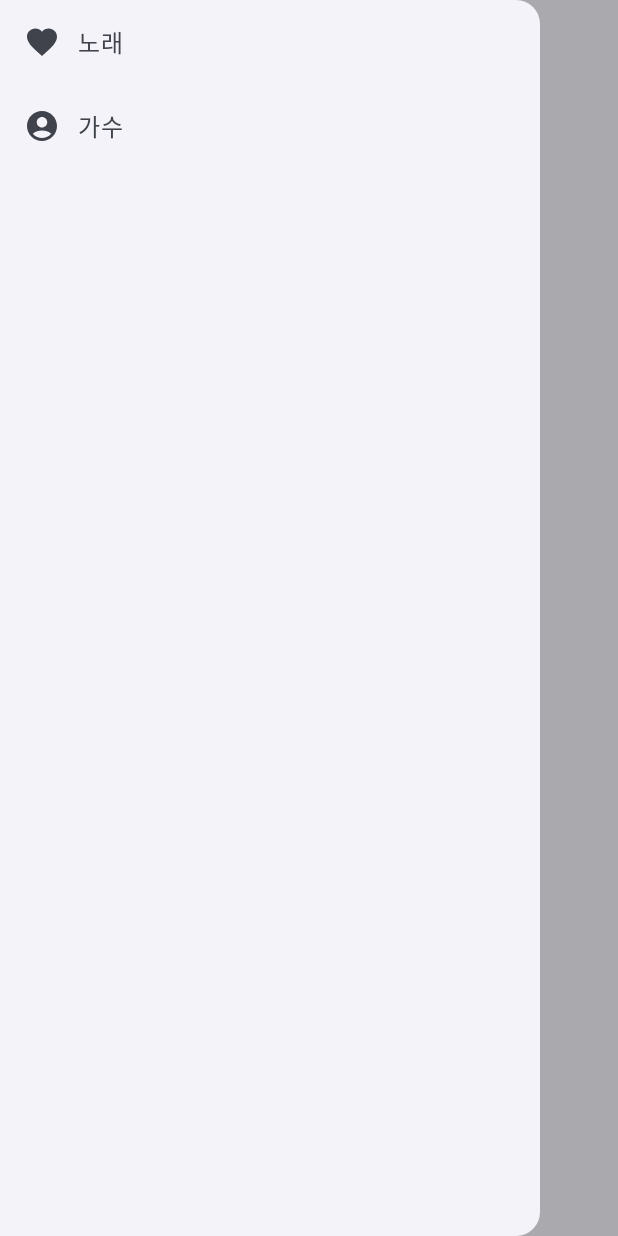
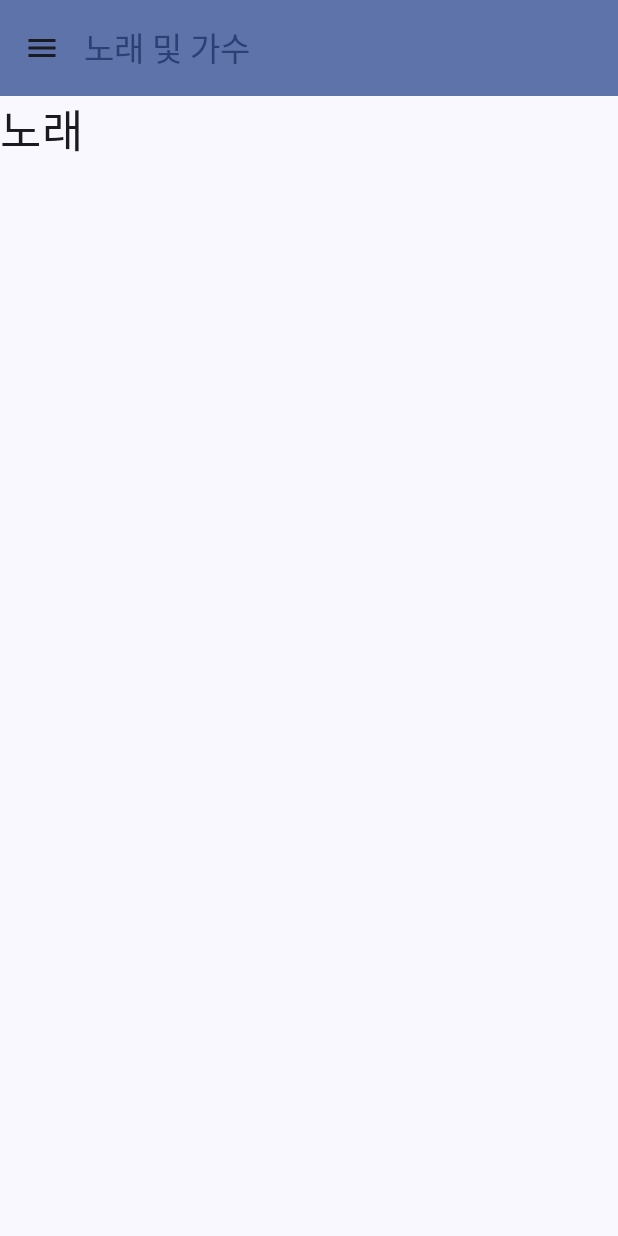
Before and after one commit to devbwoh/Jet13Drawer, an Android app built with Jetpack Compose: the screen it shows after launch (MainActivity), on a phone screen of 412 x 824 dp. Run offline under Robolectric (Android 15) with nearby library versions, the phone set to English and light mode, and no system bars.

Commit message:
🦕 TopBar

```diff
--- a/app/build.gradle.kts
+++ b/app/build.gradle.kts
@@ -59,6 +59,7 @@ dependencies {
     implementation("androidx.compose.ui:ui-graphics")
     implementation("androidx.compose.ui:ui-tooling-preview")
     implementation("androidx.compose.material3:material3")
+    implementation("androidx.navigation:navigation-compose:2.7.6")
     testImplementation("junit:junit:4.13.2")
     androidTestImplementation("androidx.test.ext:junit:1.1.5")
     androidTestImplementation("androidx.test.espresso:espresso-core:3.5.1")
--- a/app/src/main/java/kr/ac/kumoh/ce/prof01/jet13drawer/MainActivity.kt
+++ b/app/src/main/java/kr/ac/kumoh/ce/prof01/jet13drawer/MainActivity.kt
@@ -4,23 +4,34 @@ import android.os.Bundle
 import androidx.activity.ComponentActivity
 import androidx.activity.compose.setContent
 import androidx.compose.foundation.layout.fillMaxSize
+import androidx.compose.foundation.layout.padding
 import androidx.compose.material.icons.Icons
 import androidx.compose.material.icons.filled.AccountCircle
 import androidx.compose.material.icons.filled.Favorite
+import androidx.compose.material.icons.filled.Menu
 import androidx.compose.material3.DrawerState
 import androidx.compose.material3.DrawerValue
+import androidx.compose.material3.ExperimentalMaterial3Api
 import androidx.compose.material3.Icon
+import androidx.compose.material3.IconButton
 import androidx.compose.material3.MaterialTheme
 import androidx.compose.material3.ModalDrawerSheet
 import androidx.compose.material3.ModalNavigationDrawer
 import androidx.compose.material3.NavigationDrawerItem
+import androidx.compose.material3.Scaffold
 import androidx.compose.material3.Surface
 import androidx.compose.material3.Text
+import androidx.compose.material3.TopAppBar
+import androidx.compose.material3.TopAppBarDefaults
 import androidx.compose.material3.rememberDrawerState
 import androidx.compose.runtime.Composable
 import androidx.compose.runtime.rememberCoroutineScope
 import androidx.compose.ui.Modifier
 import androidx.compose.ui.tooling.preview.Preview
+import androidx.compose.ui.unit.sp
+import androidx.navigation.compose.NavHost
+import androidx.navigation.compose.composable
+import androidx.navigation.compose.rememberNavController
 import kotlinx.coroutines.launch
 import kr.ac.kumoh.ce.prof01.jet13drawer.ui.theme.Jet13DrawerTheme
 
@@ -48,24 +59,54 @@ fun MainScreen() {
 @Composable
 fun MainDrawer() {
     val drawerState = rememberDrawerState(
-        //initialValue = DrawerValue.Closed
-        initialValue = DrawerValue.Open
+        initialValue = DrawerValue.Closed
+        //initialValue = DrawerValue.Open
     )
+
+    val navController = rememberNavController()
 
     ModalNavigationDrawer(
         drawerState = drawerState,
         drawerContent = {
-            MainDrawerSheet(drawerState)
+            MainDrawerSheet(drawerState) {
+                navController.navigate(it)
+            }
         },
         gesturesEnabled = true,
     ) {
-
+        Scaffold(
+            topBar = {
+                MainTopBar("노래 및 가수", drawerState)
+            },
+        ) {
+            NavHost(
+                navController = navController,
+                startDestination = "노래",
+                modifier = Modifier.padding(it).fillMaxSize()
+            ) {
+                composable("노래") {
+                    SongScreen()
+                }
+                composable("가수") {
+                    SingerScreen()
+                }
+            }
+        }
     }
 }
 
 @Composable
-fun MainDrawerSheet(drawerState: DrawerState) {
+fun MainDrawerSheet(
+    drawerState: DrawerState,
+    onNavigate: (String) -> Unit
+) {
     val scope = rememberCoroutineScope()
+
+    fun close() {
+        scope.launch {
+            drawerState.close()
+        }
+    }
 
     ModalDrawerSheet {
         NavigationDrawerItem(
@@ -75,9 +116,8 @@ fun MainDrawerSheet(drawerState: DrawerState) {
             label = { Text("노래") },
             selected = false,
             onClick = {
-                scope.launch {
-                    drawerState.close()
-                }
+                onNavigate("노래")
+                close()
             }
         )
         NavigationDrawerItem(
@@ -87,12 +127,49 @@ fun MainDrawerSheet(drawerState: DrawerState) {
             label = { Text("가수") },
             selected = false,
             onClick = {
-                scope.launch {
-                    drawerState.close()
-                }
+                onNavigate("가수")
+                close()
             }
         )
     }
+}
+
+@OptIn(ExperimentalMaterial3Api::class)
+@Composable
+fun MainTopBar(title: String, drawerState: DrawerState) {
+    val scope = rememberCoroutineScope()
+
+    TopAppBar(
+        title = { Text(title) },
+        navigationIcon = {
+            IconButton(
+                onClick = {
+                    scope.launch {
+                        drawerState.open()
+                    }
+                }
+            ) {
+                Icon(
+                    Icons.Default.Menu,
+                    "메뉴 아이콘"
+                )
+            }
+        },
+        colors = TopAppBarDefaults.topAppBarColors(
+            containerColor = MaterialTheme.colorScheme.primaryContainer,
+            titleContentColor = MaterialTheme.colorScheme.primary,
+        )
+    )
+}
+
+@Composable
+fun SongScreen() {
+    Text("노래", fontSize = 30.sp)
+}
+
+@Composable
+fun SingerScreen() {
+    Text("가수", fontSize = 30.sp)
 }
 
 @Preview(showBackground = true)
```
